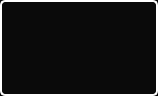
Qt form Apps/THA/view/GroupBoxGadget.ui (wuzhuobin/MITK-Project) before a commit.
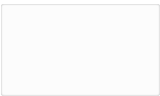
The same form after that commit. Icons and pictures are not drawn.

Diff of the .ui file:
```diff
--- a/Apps/THA/view/GroupBoxGadget.ui
+++ b/Apps/THA/view/GroupBoxGadget.ui
@@ -16,9 +16,6 @@
   <property name="styleSheet">
    <string notr="true">.QGroupBox{
   background-color: transparent;
-  background:#0a0a0a;
-  border: 2px solid white; 
-  border-radius: 5px;
 }</string>
   </property>
   <property name="flat">
```
